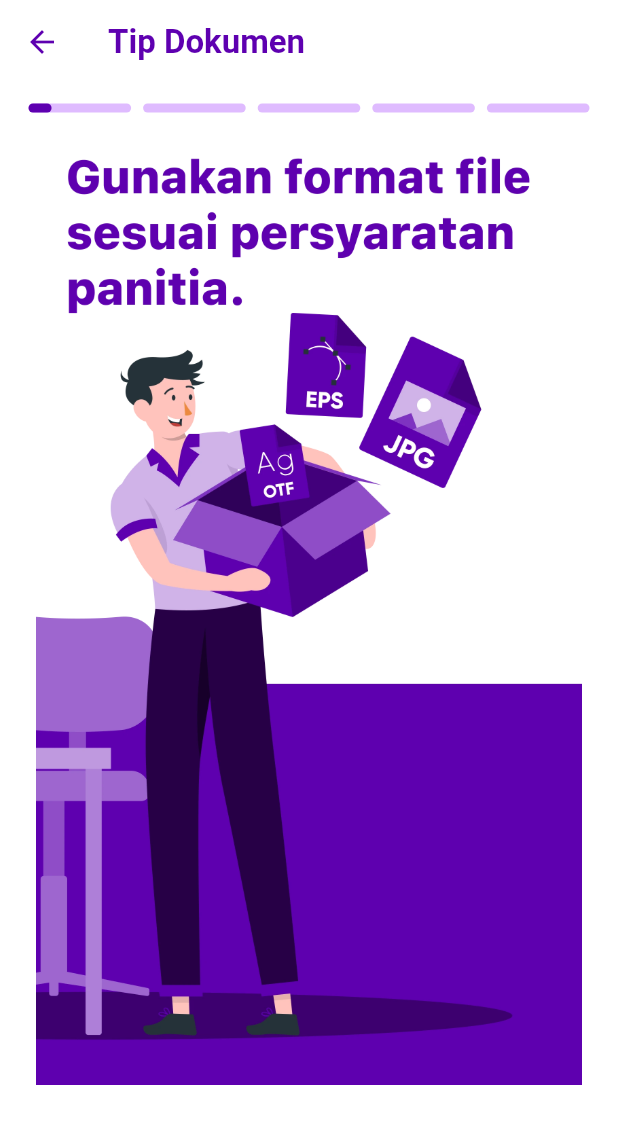
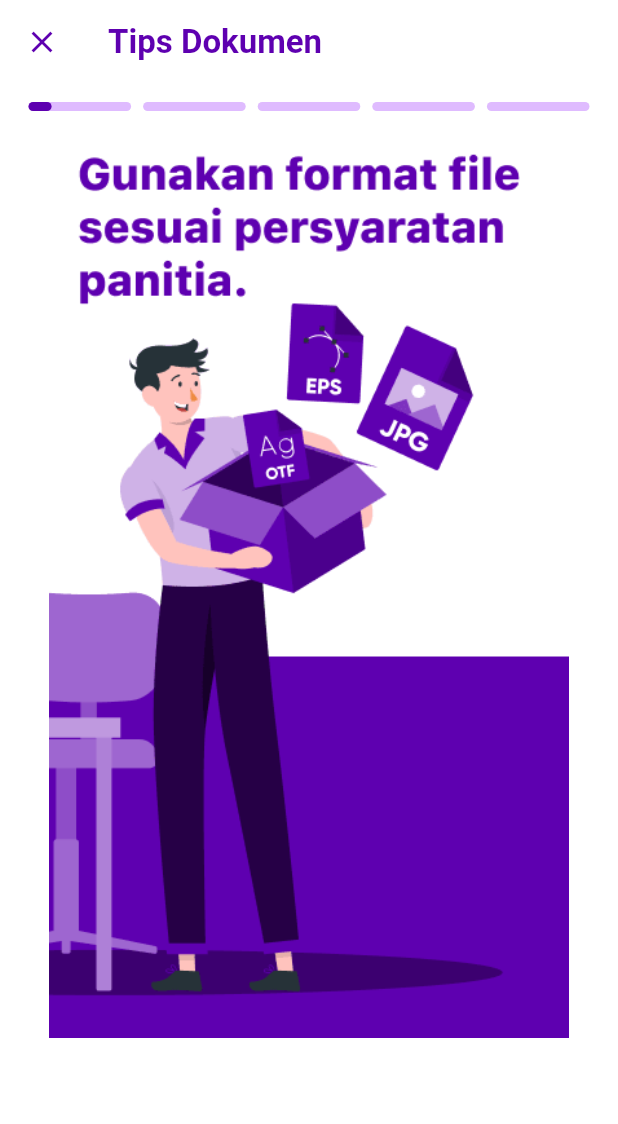
Before and after one commit to fajricpaix/try_out, a Flutter app: the DocumentsView screen opened directly, on a phone screen of 412 x 824 dp. Shown: the top 1124 px of the screen. Run offline on Flutter 3.47's test engine with Material 3 defaults, Android fonts, the phone set to English and light mode, and no system bars; our stand-ins replace firebase_core, firebase_database, google_mobile_ads, shared_preferences; missing offline and left inert: syncfusion_flutter_pdfviewer; accounts and stored records are empty; network calls fail.

Commit message:
add asset yips and dont

```diff
--- a/lib/views/tips/documents.dart
+++ b/lib/views/tips/documents.dart
@@ -20,10 +20,10 @@ class _DocumentsViewState extends State<DocumentsView> {
   // Sample data for 5 slides - replace with your actual content
   final List<Map<String, dynamic>> _slides = [
     {'imgUrl': 'assets/tips/tips-1.webp'},
-    {'imgUrl': 'assets/tips/tips-1.webp'},
-    {'imgUrl': 'assets/tips/tips-1.webp'},
-    {'imgUrl': 'assets/tips/tips-1.webp'},
-    {'imgUrl': 'assets/tips/tips-1.webp'},
+    {'imgUrl': 'assets/tips/tips-2.webp'},
+    {'imgUrl': 'assets/tips/tips-3.webp'},
+    {'imgUrl': 'assets/tips/tips-4.webp'},
+    {'imgUrl': 'assets/tips/tips-5.webp'},
   ];
 
   @override
@@ -90,13 +90,12 @@ class _DocumentsViewState extends State<DocumentsView> {
       appBar: AppBar(
         backgroundColor: Colors.white,
         title: const Text(
-          'Tip Dokumen',
+          'Tips Dokumen',
           style: TextStyle(color: Color(0xFF5E00B0), fontWeight: FontWeight.bold),
         ),
-        iconTheme: const IconThemeData(color: Color(0xFF5E00B0)),
-        bottom: PreferredSize(
-          preferredSize: const Size.fromHeight(1.0),
-          child: Container(color: Colors.white, height: 1.0),
+        leading: IconButton(
+          icon: const Icon(Icons.close, color: Color(0xFF5E00B0)),
+          onPressed: () => Navigator.of(context).pop(),
         ),
       ),
       body: Padding(
@@ -137,7 +136,7 @@ class _DocumentsViewState extends State<DocumentsView> {
 
             // Story Slider Container
             Container(
-              height: MediaQuery.of(context).size.height - 200,
+              height: MediaQuery.of(context).size.height - 230,
               margin: const EdgeInsets.only(top: 24),
               child: PageView.builder(
                 controller: _pageController,
--- a/pubspec.yaml
+++ b/pubspec.yaml
@@ -68,6 +68,7 @@ flutter:
   # To add assets to your application, add an assets section, like this:
   assets:
     - assets/
+    - assets/donts/
     - assets/icon/
     - assets/menus/
     - assets/pdf/
```
Also changed, not shown: lib/views/tips/tricks.dart (+10 -11 lines), assets/donts/donts-1.webp (added), assets/donts/donts-2.webp (added), assets/donts/donts-3.webp (added), assets/donts/donts-4.webp (added), assets/donts/donts-5.webp (added), assets/tips/tips-1.webp, assets/tips/tips-2.webp (added), assets/tips/tips-3.webp (added), assets/tips/tips-4.webp (added), assets/tips/tips-5.webp (added).
